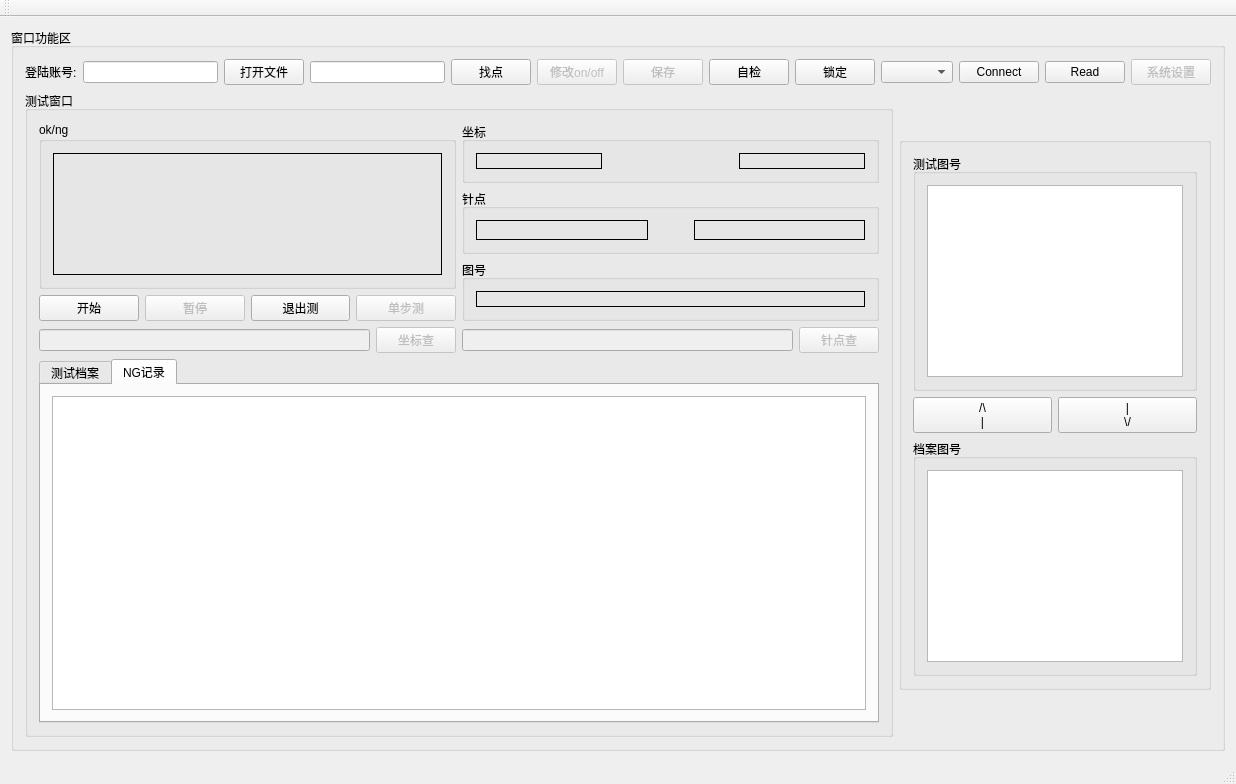
Above: QIoTest/qiotest.ui from wymdrose/QIOTEST before the change. Below: the same form after it.
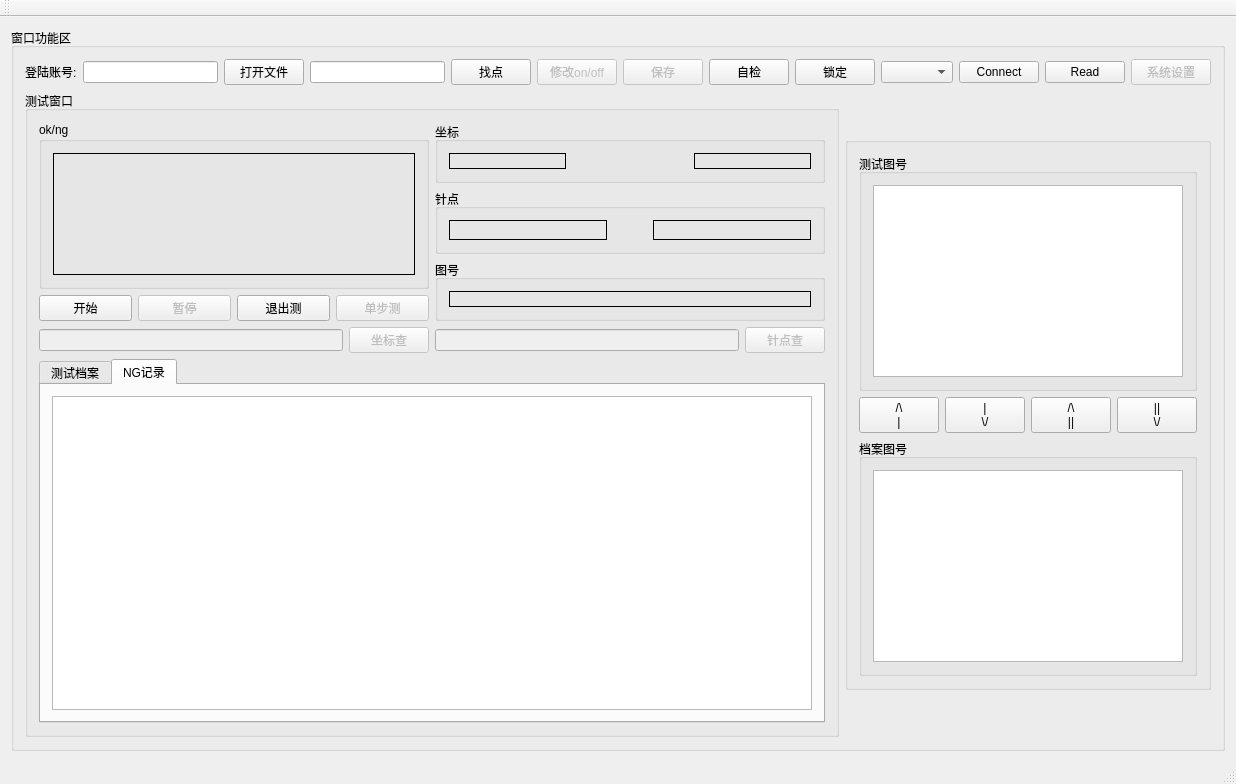
That is the form after the change. Icons and pictures are not drawn.

Commit message: feat: add up dowm of all

Diff of the .ui file:
```diff
--- a/QIoTest/qiotest.ui
+++ b/QIoTest/qiotest.ui
@@ -459,6 +459,28 @@
                       </property>
                      </widget>
                     </item>
+                    <item>
+                     <widget class="QPushButton" name="pushButtonMoveUp_a">
+                      <property name="layoutDirection">
+                       <enum>Qt::LeftToRight</enum>
+                      </property>
+                      <property name="text">
+                       <string>/\
+||</string>
+                      </property>
+                     </widget>
+                    </item>
+                    <item>
+                     <widget class="QPushButton" name="pushButtonMoveDown_a">
+                      <property name="layoutDirection">
+                       <enum>Qt::LeftToRight</enum>
+                      </property>
+                      <property name="text">
+                       <string>||
+\/</string>
+                      </property>
+                     </widget>
+                    </item>
                    </layout>
                   </item>
                   <item>
```
The commit also changes 2 other files.
